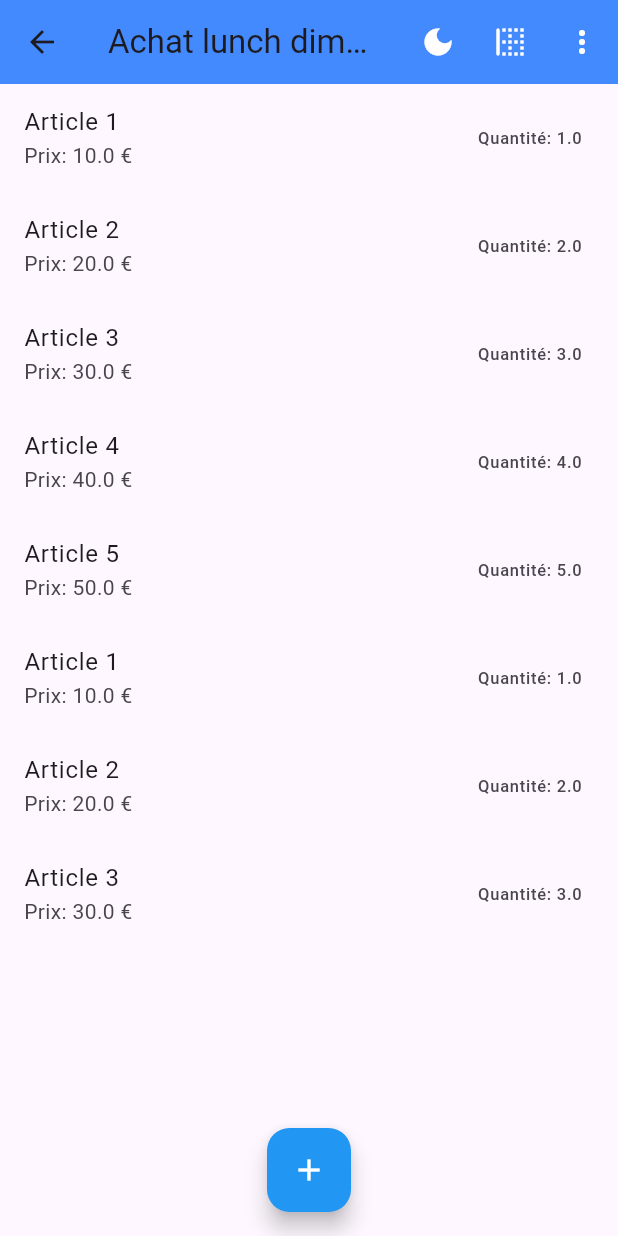
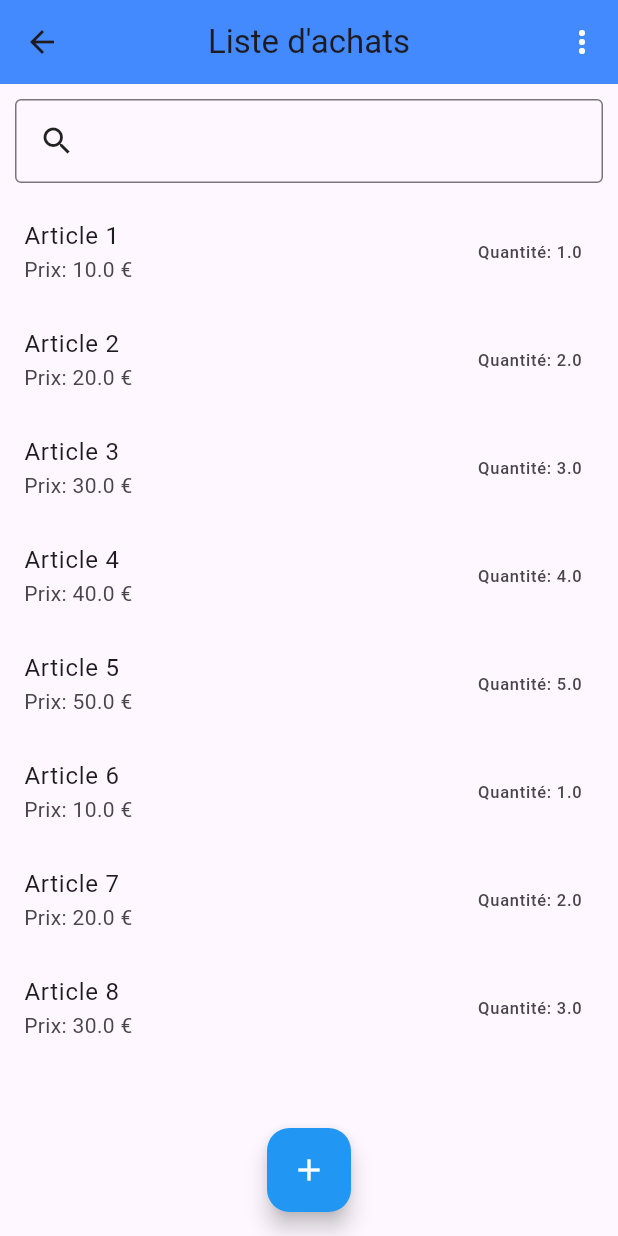
Before and after one commit to Kenyblader/to_by_flutter, a Flutter app: the HomeScreen screen opened directly, after a tap on "Mes Articles", on a phone screen of 412 x 824 dp. Run offline on Flutter 3.47's test engine with Material 3 defaults, Android fonts, the phone set to English and light mode, and no system bars.

Commit message:
all screen

```diff
--- a/lib/screens/home_screen.dart
+++ b/lib/screens/home_screen.dart
@@ -1,9 +1,13 @@
 import 'package:flutter/material.dart';
+import 'package:provider/provider.dart';
 import 'package:to_buy/components/nav_card.dart';
 import 'package:to_buy/models/buy_list.dart';
+import 'package:to_buy/provider/theme_provider.dart';
 import 'package:to_buy/screens/item_form_screen.dart';
+import 'package:to_buy/screens/item_list_all_screen.dart';
 import 'package:to_buy/screens/item_list_screen.dart';
 import 'package:to_buy/screens/list_form_screen.dart';
+import 'package:to_buy/screens/list_screen.dart';
 
 class HomeScreen extends StatefulWidget {
   const HomeScreen({Key? key}) : super(key: key);
@@ -15,6 +19,7 @@ class HomeScreen extends StatefulWidget {
 class _HomeScreenState extends State<HomeScreen> {
   @override
   Widget build(BuildContext context) {
+    final themeProvider = Provider.of<Themeprovider>(context, listen: true);
     return Scaffold(
       appBar: AppBar(
         title: const Text('ListiFy'),
@@ -22,7 +27,6 @@ class _HomeScreenState extends State<HomeScreen> {
         titleSpacing: 10,
         titleTextStyle: TextStyle(color: Colors.white, fontSize: 25),
         iconTheme: const IconThemeData(color: Colors.white, size: 30),
-        leading: const Icon(Icons.list),
         actions: [
           IconButton(
             onPressed: () {},
@@ -41,6 +45,51 @@ class _HomeScreenState extends State<HomeScreen> {
         ],
         backgroundColor: Colors.blueAccent,
       ),
+      drawer: Drawer(
+        child: ListView(
+          padding: EdgeInsets.zero,
+          children: [
+            DrawerHeader(
+              decoration: BoxDecoration(color: Colors.blueAccent),
+              child: Text(
+                'ListiFy',
+                style: TextStyle(color: Colors.white, fontSize: 25),
+              ),
+            ),
+
+            ListTile(
+              leading: const Icon(Icons.settings),
+              title: const Text('Paramètres'),
+              onTap: () {},
+            ),
+            ListTile(
+              leading: const Icon(Icons.account_circle),
+              title: const Text('Mon Compte'),
+              onTap: () {},
+            ),
+            ListTile(
+              leading:
+                  themeProvider.isDark
+                      ? const Icon(Icons.light_mode)
+                      : const Icon(Icons.dark_mode),
+              title: Text(themeProvider.isDark ? 'Mode Sombre' : 'Mode Clair'),
+              onTap: () {
+                themeProvider.toggleTheme();
+              },
+            ),
+            ListTile(
+              leading: const Icon(Icons.info),
+              title: const Text('À propos'),
+              onTap: () {},
+            ),
+            ListTile(
+              leading: const Icon(Icons.contact_support),
+              title: const Text('Aide'),
+              onTap: () {},
+            ),
+          ],
+        ),
+      ),
       body: Center(
         child: Column(
           mainAxisAlignment: MainAxisAlignment.center,
@@ -53,12 +102,7 @@ class _HomeScreenState extends State<HomeScreen> {
             NavCard(
               title: "Mes Listes",
               icon: Icons.article_rounded,
-              destination: ItemListScreen(
-                list: BuyList(
-                  name: "Achat lunch dimanche",
-                  description: "description",
-                ),
-              ),
+              destination: ListScreen(),
             ),
             NavCard(
               title: "Nouvel Article",
@@ -68,12 +112,7 @@ class _HomeScreenState extends State<HomeScreen> {
             NavCard(
               title: "Mes Articles",
               icon: Icons.add_shopping_cart_sharp,
-              destination: ItemListScreen(
-                list: BuyList(
-                  name: "Achat lunch dimanche",
-                  description: "description",
-                ),
-              ),
+              destination: const ItemListAllScreen(),
             ),
           ],
         ),
--- /dev/null
+++ b/lib/screens/item_list_all_screen.dart
@@ -0,0 +1,176 @@
+import 'package:flutter/material.dart';
+import 'package:provider/provider.dart';
+import 'package:to_buy/components/item_list.dart';
+import 'package:to_buy/models/buy_item.dart';
+import 'package:to_buy/provider/theme_provider.dart';
+import 'package:to_buy/screens/item_form_screen.dart';
+
+class ItemListAllScreen extends StatefulWidget {
+  const ItemListAllScreen({super.key});
+  @override
+  State<ItemListAllScreen> createState() => _ItemListAllScreenState();
+}
+
+class _ItemListAllScreenState extends State<ItemListAllScreen> {
+  final _searchController = TextEditingController();
+  final _filteredItems = <BuyItem>[];
+  List<BuyItem> items = [
+    BuyItem(
+      name: 'Article 1',
+      price: 10.0,
+      quantity: 1,
+      date: DateTime.now(),
+      isBuy: true,
+    ),
+    BuyItem(name: 'Article 2', price: 20.0, quantity: 2, date: DateTime.now()),
+    BuyItem(name: 'Article 3', price: 30.0, quantity: 3, date: DateTime.now()),
+    BuyItem(name: 'Article 4', price: 40.0, quantity: 4, date: DateTime.now()),
+    BuyItem(name: 'Article 5', price: 50.0, quantity: 5, date: DateTime.now()),
+    BuyItem(name: 'Article 6', price: 10.0, quantity: 1, date: DateTime.now()),
+    BuyItem(name: 'Article 7', price: 20.0, quantity: 2, date: DateTime.now()),
+    BuyItem(name: 'Article 8', price: 30.0, quantity: 3, date: DateTime.now()),
+  ];
+
+  @override
+  void initState() {
+    // TODO: implement initState
+    super.initState();
+    _filteredItems.addAll(items);
+  }
+
+  void filterItems(String query) {
+    print(query);
+    if (query.isEmpty) {
+      setState(() {
+        _filteredItems.clear();
+        _filteredItems.addAll(items);
+      });
+    } else {
+      setState(() {
+        _filteredItems.clear();
+
+        _filteredItems.addAll(
+          items.where((item) => item.name.toLowerCase().contains(query)),
+        );
+      });
+    }
+  }
+
+  @override
+  Widget build(BuildContext context) {
+    final themeProvider = Provider.of<Themeprovider>(context, listen: false);
+    return Scaffold(
+      appBar: AppBar(
+        backgroundColor:
+            themeProvider.themeData.appBarTheme.backgroundColor ??
+            Colors.blueAccent,
+        title: const Text('Liste d\'achats'),
+        centerTitle: true,
+        actions: [
+          PopupMenuButton(
+            icon: Icon(Icons.more_vert, color: Colors.white),
+            itemBuilder: (context) {
+              return [
+                PopupMenuItem(child: Text("partager"), onTap: () {}),
+                PopupMenuItem(
+                  child: Text("Exporter"),
+                  onTap: () {
+                    print("ok");
+                  },
+                ),
+              ];
+            },
+          ),
+        ],
+      ),
+      body: Column(
+        children: [
+          Row(
+            children: [
+              Flexible(
+                child: Padding(
+                  padding: EdgeInsets.all(10),
+                  child: TextField(
+                    controller: _searchController,
+                    decoration: InputDecoration(
+                      border: OutlineInputBorder(),
+                      label: Icon(Icons.search_outlined),
+                    ),
+                    onChanged: filterItems,
+                  ),
+                ),
+              ),
+            ],
+          ),
+          Expanded(
+            child: ListView.builder(
+              itemCount: _filteredItems.length,
+              itemBuilder: (context, index) {
+                final item = _filteredItems[index];
+                return Dismissible(
+                  key: Key(item.id.toString()),
+                  direction: DismissDirection.endToStart,
+                  background: Container(
+                    color: Colors.red,
+                    alignment: Alignment.centerRight,
+                    padding: const EdgeInsets.only(right: 20),
+                    child: const Icon(Icons.delete, color: Colors.white),
+                  ),
+                  confirmDismiss: (direction) {
+                    return showDialog(
+                      context: context,
+                      builder:
+                          (context) => AlertDialog(
+                            title: const Text('Supprimer l\'article'),
+                            content: const Text(
+                              'Êtes-vous sûr de vouloir supprimer cet article ?',
+                            ),
+                            actions: [
+                              TextButton(
+                                onPressed: () {
+                                  // Handle deletion logic here
+                                  Navigator.pop(context);
+                                },
+                                child: const Text('Oui'),
+                              ),
+                              TextButton(
+                                onPressed: () {
+                                  Navigator.pop(context);
+                                },
+                                child: const Text('Non'),
+                              ),
+                            ],
+                          ),
+                    );
+                  },
+                  onDismissed: (direction) {
+                    setState(() {
+                      items.removeAt(index);
+                    });
+                    ScaffoldMessenger.of(context).showSnackBar(
+                      SnackBar(content: Text('${item.name} supprimé')),
+                    );
+                  },
+                  child: ItemList(item: _filteredItems[index]),
+                );
+              },
+            ),
+          ),
+        ],
+      ),
+      floatingActionButton: FloatingActionButton(
+        onPressed: () {
+          Navigator.push(
+            context,
+            MaterialPageRoute(builder: (context) => const ItemFormScreen()),
+          );
+        },
+        backgroundColor: Colors.blue,
+        foregroundColor: Colors.white,
+        shape: RoundedRectangleBorder(borderRadius: BorderRadius.circular(15)),
+        child: const Icon(Icons.add),
+      ),
+      floatingActionButtonLocation: FloatingActionButtonLocation.centerFloat,
+    );
+  }
+}
```
Also changed, not shown: lib/screens/item_list_screen.dart (+26 -0 lines), lib/screens/list_form_screen.dart (+28 -65 lines), lib/screens/list_screen.dart (added, +91 -0 lines).
